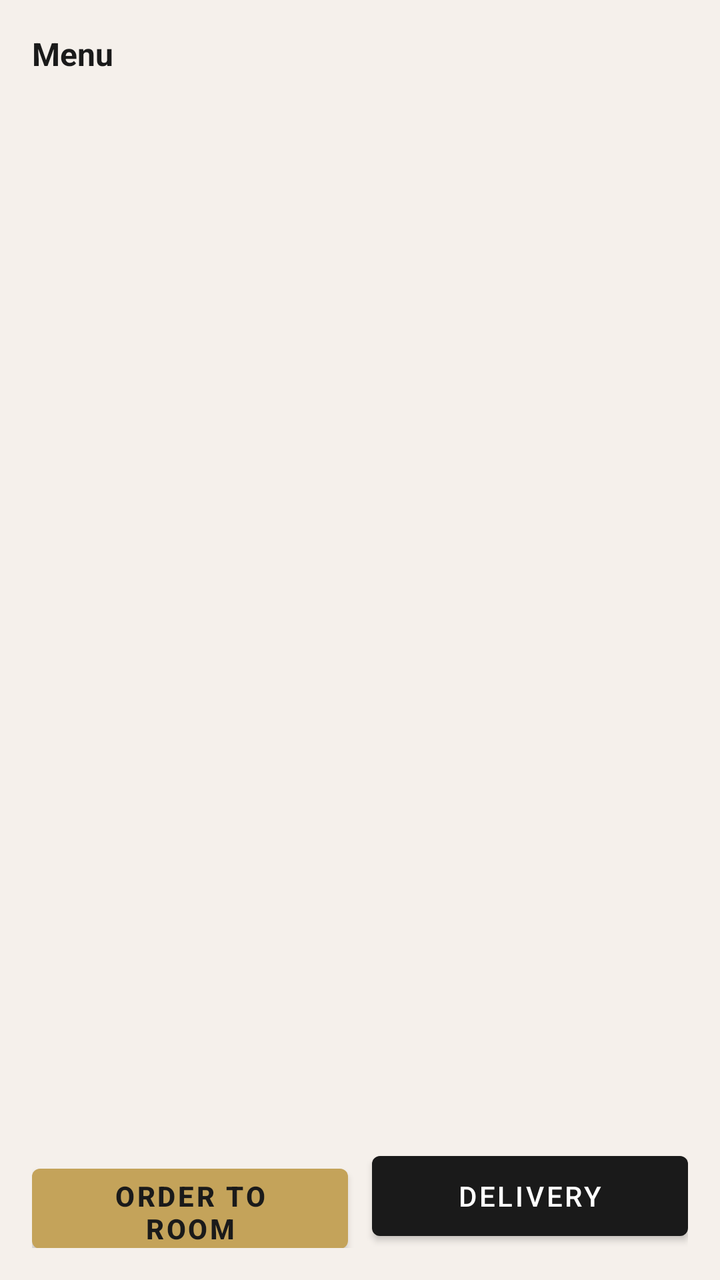
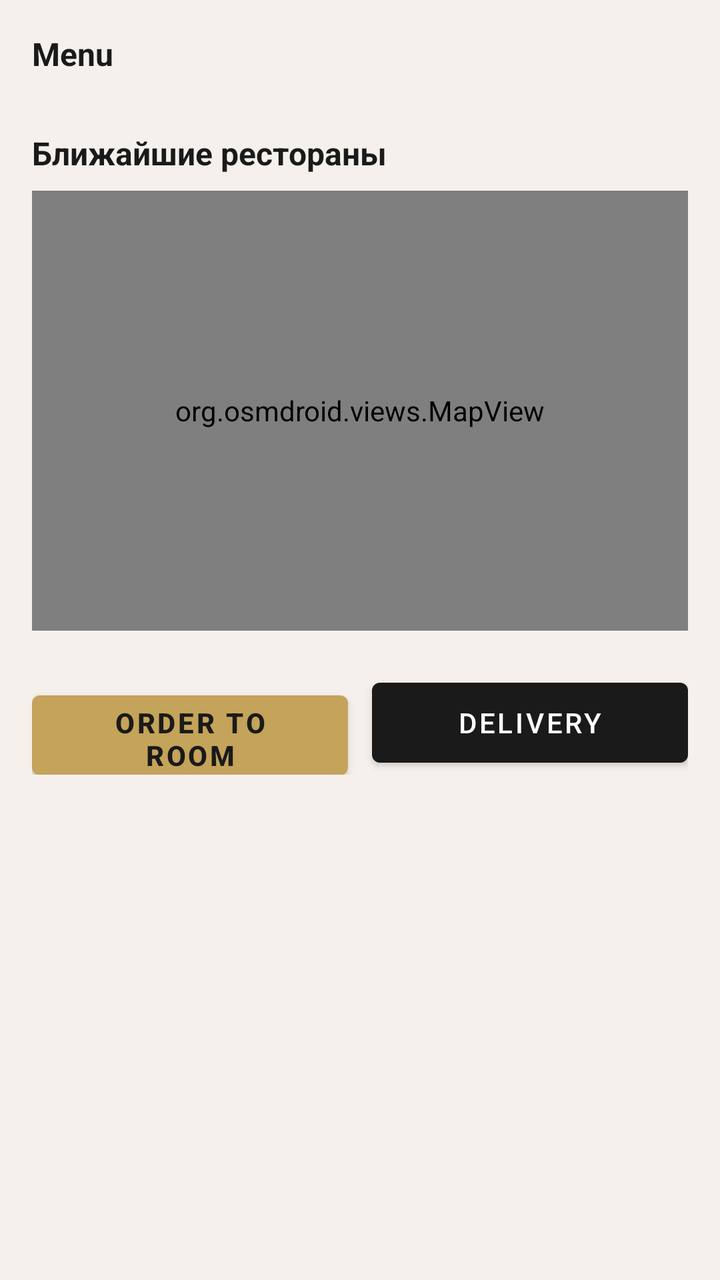

The first picture is an Android layout as it rendered before a commit; the second is the same layout after the commit. The layout source and the unified diff follow.
<!-- AndroidManifest.xml: application theme Theme.KotlinHotel -->
<!-- res/layout/fragment_restaurant.xml -->
<?xml version="1.0" encoding="utf-8"?>
<LinearLayout xmlns:android="http://schemas.android.com/apk/res/android"
    xmlns:app="http://schemas.android.com/apk/res-auto"
    android:layout_width="match_parent"
    android:layout_height="match_parent"
    android:orientation="vertical"
    android:background="@color/colorBackground"
    android:padding="16dp">

    <TextView
        android:layout_width="wrap_content"
        android:layout_height="wrap_content"
        android:text="@string/label_restaurant_menu"
        android:textColor="@color/colorTextPrimary"
        android:textSize="16sp"
        android:textStyle="bold"
        android:layout_marginBottom="12dp" />

    <androidx.recyclerview.widget.RecyclerView
        android:id="@+id/rvMenu"
        android:layout_width="match_parent"
        android:layout_height="0dp"
        android:layout_weight="1" />

    <LinearLayout
        android:layout_width="match_parent"
        android:layout_height="wrap_content"
        android:orientation="horizontal"
        android:layout_marginTop="12dp">

        <com.google.android.material.button.MaterialButton
            android:id="@+id/btnOrderToRoom"
            android:layout_width="0dp"
            android:layout_height="52dp"
            android:layout_weight="1"
            android:layout_marginEnd="6dp"
            android:text="@string/btn_order_to_room"
            app:backgroundTint="@color/colorAccent"
            android:textColor="@color/colorDark"
            android:textStyle="bold" />

        <com.google.android.material.button.MaterialButton
            android:id="@+id/btnDelivery"
            android:layout_width="0dp"
            android:layout_height="52dp"
            android:layout_weight="1"
            android:layout_marginStart="6dp"
            android:text="@string/btn_delivery"
            app:backgroundTint="@color/colorDark"
            android:textColor="@color/white" />
    </LinearLayout>
</LinearLayout>
<!-- resources referenced by this layout -->
<resources>
  <color name="colorAccent">#C4A35A</color>
  <color name="colorBackground">#F5F0EB</color>
  <color name="colorDark">#1A1A1A</color>
  <color name="colorTextPrimary">#1A1A1A</color>
  <color name="white">#FFFFFFFF</color>
  <string name="btn_delivery">Delivery</string>
  <string name="btn_order_to_room">Order to Room</string>
  <string name="label_restaurant_menu">Menu</string>
  <style name="Theme.KotlinHotel" parent="Theme.MaterialComponents.Light.NoActionBar">
          <item name="colorPrimary">@color/colorAccent</item>
          <item name="colorPrimaryVariant">@color/colorDark</item>
          <item name="colorOnPrimary">@color/colorDark</item>
          <item name="colorSecondary">@color/colorAccent</item>
          <item name="android:windowBackground">@color/colorBackground</item>
          <item name="android:statusBarColor">@color/colorDark</item>
      </style>
</resources>

<!-- the commit's change to res/layout/fragment_restaurant.xml (unified diff, before → after) -->
@@ -1,52 +1,73 @@
 <?xml version="1.0" encoding="utf-8"?>
-<LinearLayout xmlns:android="http://schemas.android.com/apk/res/android"
+<androidx.core.widget.NestedScrollView xmlns:android="http://schemas.android.com/apk/res/android"
     xmlns:app="http://schemas.android.com/apk/res-auto"
     android:layout_width="match_parent"
     android:layout_height="match_parent"
-    android:orientation="vertical"
-    android:background="@color/colorBackground"
-    android:padding="16dp">
-
-    <TextView
-        android:layout_width="wrap_content"
-        android:layout_height="wrap_content"
-        android:text="@string/label_restaurant_menu"
-        android:textColor="@color/colorTextPrimary"
-        android:textSize="16sp"
-        android:textStyle="bold"
-        android:layout_marginBottom="12dp" />
-
-    <androidx.recyclerview.widget.RecyclerView
-        android:id="@+id/rvMenu"
-        android:layout_width="match_parent"
-        android:layout_height="0dp"
-        android:layout_weight="1" />
+    android:background="@color/colorBackground">
 
     <LinearLayout
         android:layout_width="match_parent"
         android:layout_height="wrap_content"
-        android:orientation="horizontal"
-        android:layout_marginTop="12dp">
+        android:orientation="vertical"
+        android:padding="16dp">
 
-        <com.google.android.material.button.MaterialButton
-            android:id="@+id/btnOrderToRoom"
-            android:layout_width="0dp"
-            android:layout_height="52dp"
-            android:layout_weight="1"
-            android:layout_marginEnd="6dp"
-            android:text="@string/btn_order_to_room"
-            app:backgroundTint="@color/colorAccent"
-            android:textColor="@color/colorDark"
-            android:textStyle="bold" />
+        <TextView
+            android:layout_width="wrap_content"
+            android:layout_height="wrap_content"
+            android:text="@string/label_restaurant_menu"
+            android:textColor="@color/colorTextPrimary"
+            android:textSize="16sp"
+            android:textStyle="bold"
+            android:layout_marginBottom="12dp" />
 
-        <com.google.android.material.button.MaterialButton
-            android:id="@+id/btnDelivery"
-            android:layout_width="0dp"
-            android:layout_height="52dp"
-            android:layout_weight="1"
-            android:layout_marginStart="6dp"
-            android:text="@string/btn_delivery"
-            app:backgroundTint="@color/colorDark"
-            android:textColor="@color/white" />
+        <androidx.recyclerview.widget.RecyclerView
+            android:id="@+id/rvMenu"
+            android:layout_width="match_parent"
+            android:layout_height="wrap_content"
+            android:nestedScrollingEnabled="false" />
+
+        <TextView
+            android:layout_width="wrap_content"
+            android:layout_height="wrap_content"
+            android:text="@string/label_nearby_restaurants"
+            android:textColor="@color/colorTextPrimary"
+            android:textSize="16sp"
+            android:textStyle="bold"
+            android:layout_marginTop="16dp"
+            android:layout_marginBottom="8dp" />
+
+        <org.osmdroid.views.MapView
+            android:id="@+id/mapNearbyRestaurants"
+            android:layout_width="match_parent"
+            android:layout_height="220dp"
+            android:layout_marginBottom="16dp" />
+
+        <LinearLayout
+            android:layout_width="match_parent"
+            android:layout_height="wrap_content"
+            android:orientation="horizontal"
+            android:layout_marginTop="4dp">
+
+            <com.google.android.material.button.MaterialButton
+                android:id="@+id/btnOrderToRoom"
+                android:layout_width="0dp"
+                android:layout_height="52dp"
+                android:layout_weight="1"
+                android:layout_marginEnd="6dp"
+                android:text="@string/btn_order_to_room"
+                app:backgroundTint="@color/colorAccent"
+                android:textColor="@color/colorDark"
+                android:textStyle="bold" />
+
+            <com.google.android.material.button.MaterialButton
+                android:id="@+id/btnDelivery"
+                android:layout_width="0dp"
+                android:layout_height="52dp"
+                android:layout_weight="1"
+                android:layout_marginStart="6dp"
+                android:text="@string/btn_delivery"
+                app:backgroundTint="@color/colorDark"
+                android:textColor="@color/white" />
+        </LinearLayout>
     </LinearLayout>
-</LinearLayout>
+</androidx.core.widget.NestedScrollView>
<!-- resource entries referenced after the edit -->
@@ -7,6 +7,7 @@
   <color name="white">#FFFFFFFF</color>
   <string name="btn_delivery">Delivery</string>
   <string name="btn_order_to_room">Order to Room</string>
+  <string name="label_nearby_restaurants">Ближайшие рестораны</string>
   <string name="label_restaurant_menu">Menu</string>
   <style name="Theme.KotlinHotel" parent="Theme.MaterialComponents.Light.NoActionBar">
           <item name="colorPrimary">@color/colorAccent</item>
